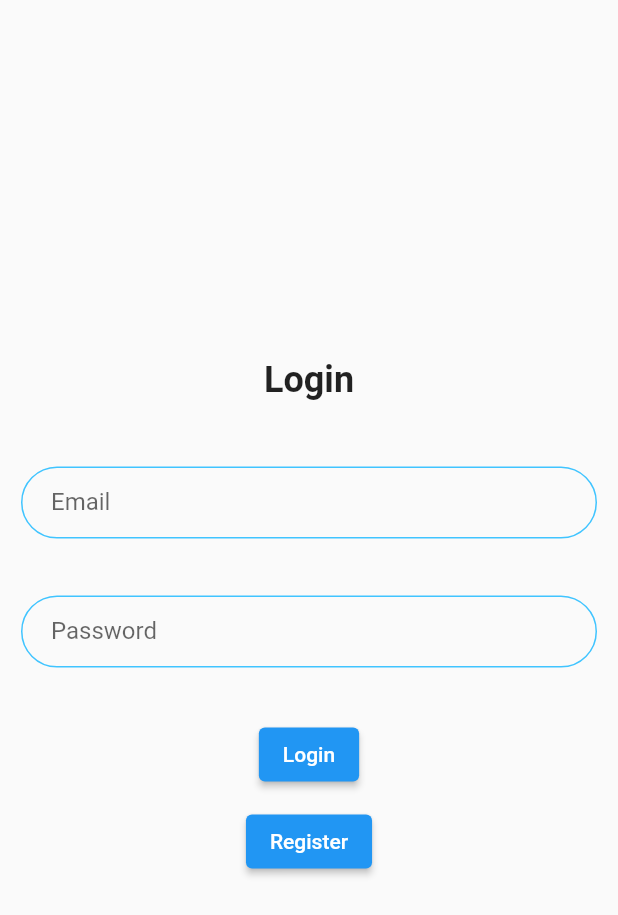
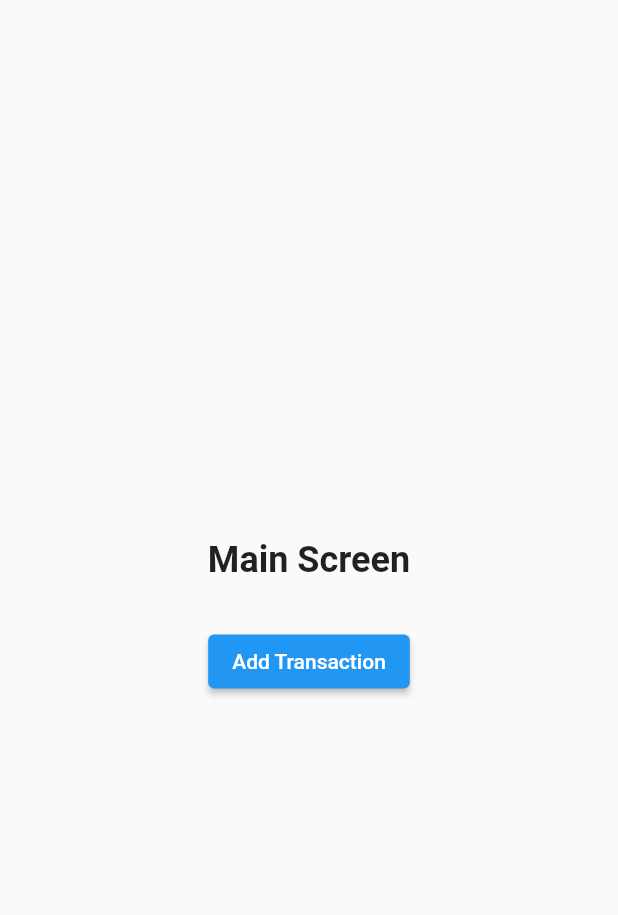
Before and after one commit to zyteo/lovely_money, a Flutter app: the screen it shows after launch, after a tap on "Login", on a phone screen of 412 x 824 dp. Shown: the top 915 px of the screen. Run offline on Flutter 3.47's test engine with Material 2 defaults, Android fonts, the phone set to English and light mode, and no system bars; our stand-ins replace cloud_firestore, firebase_auth, firebase_core, flutter_dotenv; accounts and stored records are empty.

Commit message:
set up login function

```diff
--- a/lib/main.dart
+++ b/lib/main.dart
@@ -1,8 +1,11 @@
 import 'package:firebase_core/firebase_core.dart';
 import 'package:flutter/material.dart';
+import 'package:lovely_money/models/login.dart';
 import 'package:lovely_money/screens/login_screen.dart';
+import 'package:lovely_money/screens/main_screen.dart';
 import 'package:lovely_money/screens/register_screen.dart';
 import 'package:flutter_dotenv/flutter_dotenv.dart';
+import 'package:provider/provider.dart';
 
 void main() async {
   await dotenv.load(fileName: "config.env");
@@ -25,19 +28,42 @@
 class LovelyMoney extends StatelessWidget {
   @override
   Widget build(BuildContext context) {
-    return MaterialApp(
+    // return material app with multi provider
+    return MultiProvider(
+      providers: [
+        ChangeNotifierProvider(
+          create: (context) => Login(),
+        ),
+      ],
+      child: MaterialApp(
         title: 'Lovely Money',
-      //theme default dark mode
         theme: ThemeData(
           primarySwatch: Colors.blue,
           visualDensity: VisualDensity.adaptivePlatformDensity,
         ),
-      home: LoginScreen(),
-      //route
+        initialRoute: LoginScreen.id,
         routes: {
           LoginScreen.id: (context) => LoginScreen(),
           RegisterScreen.id: (context) => RegisterScreen(),
+          MainScreen.id: (context) => MainScreen(),
         },
+      ),
     );
+
+    // return MaterialApp(
+    //   title: 'Lovely Money',
+    //   //theme default dark mode
+    //   theme: ThemeData(
+    //     primarySwatch: Colors.blue,
+    //     visualDensity: VisualDensity.adaptivePlatformDensity,
+    //   ),
+    //   home: LoginScreen(),
+    //   //route
+    //   routes: {
+    //     LoginScreen.id: (context) => LoginScreen(),
+    //     RegisterScreen.id: (context) => RegisterScreen(),
+    //     MainScreen.id: (context) => MainScreen(),
+    //   },
+    // );
   }
 }
--- a/lib/models/login.dart
+++ b/lib/models/login.dart
@@ -1,3 +1,4 @@
+import 'package:firebase_auth/firebase_auth.dart';
 import 'package:flutter/cupertino.dart';
 
 class Login extends ChangeNotifier {
@@ -24,8 +25,14 @@ class Login extends ChangeNotifier {
     notifyListeners();
   }
 
-  // login function
-  void login() {
-    print('login');
+  // login function that takes email and password and connect to firebase
+  Future login(email, password) async {
+    try {
+      //login and then print value of successful login
+      await FirebaseAuth.instance
+          .signInWithEmailAndPassword(email: email, password: password);
+    } catch (error) {
+      print(error);
+    }
   }
 }
--- a/lib/screens/login_screen.dart
+++ b/lib/screens/login_screen.dart
@@ -1,7 +1,9 @@
 import 'package:flutter/material.dart';
 import 'package:lovely_money/constants.dart';
 import 'package:lovely_money/models/login.dart';
+import 'package:lovely_money/screens/main_screen.dart';
 import 'package:lovely_money/screens/register_screen.dart';
+import 'package:provider/provider.dart';
 
 class LoginScreen extends StatefulWidget {
   static const String id = 'login_screen';
@@ -27,8 +29,8 @@ class _LoginScreenState extends State<LoginScreen> {
               child: TextFormField(
                 decoration: kInputDecoration('Email'),
                 onChanged: (value) {
-                  // do something with the email
-                  // use provider to update the email
+                  Provider.of<Login>(context, listen: false).email =
+                      value.toLowerCase();
                 },
               ),
             ),
@@ -39,15 +41,19 @@ class _LoginScreenState extends State<LoginScreen> {
                 obscureText: true,
                 decoration: kInputDecoration('Password'),
                 onChanged: (value) {
-                  // do something with the email
-                  // use provider to update the email
+                  Provider.of<Login>(context, listen: false).password = value;
                 },
               ),
             ),
             kSizedBoxMedium,
             ElevatedButton(
                 onPressed: () {
-                  print('object');
+                  Login()
+                      .login(Provider.of<Login>(context, listen: false).email,
+                          Provider.of<Login>(context, listen: false).password)
+                      .then((value) {
+                    Navigator.pushNamed(context, MainScreen.id);
+                  });
                 },
                 child: Text('Login')),
             kSizedBoxSmall,
--- /dev/null
+++ b/lib/screens/main_screen.dart
@@ -0,0 +1,31 @@
+import 'package:flutter/material.dart';
+import 'package:lovely_money/constants.dart';
+
+class MainScreen extends StatefulWidget {
+  static const String id = 'main_screen';
+
+  @override
+  State<MainScreen> createState() => _MainScreenState();
+}
+
+class _MainScreenState extends State<MainScreen> {
+  @override
+  Widget build(BuildContext context) {
+    return Scaffold(
+      body: Center(
+        child: Column(
+          mainAxisAlignment: MainAxisAlignment.center,
+          children: <Widget>[
+            Text('Main Screen', style: kTitleStyle),
+            kSizedBoxLarge,
+            ElevatedButton(
+                onPressed: () {
+                  // Navigator.pushNamed(context, AddTransactionScreen.id);
+                },
+                child: Text('Add Transaction')),
+          ],
+        ),
+      ),
+    );
+  }
+}
--- a/lib/screens/register_screen.dart
+++ b/lib/screens/register_screen.dart
@@ -119,6 +119,7 @@ class _RegisterScreenState extends State<RegisterScreen> {
                         //if successful, show a dialogue box with a message of "user created"
                         showDialogue(
                             context, 'User created successfully', 'OK');
+                        Navigator.pop(context);
                       }).catchError((error) {
                         //account for diferent error cases
                         if (error.code.toString() == 'invalid-email') {
```
Also changed, not shown: lib/constants.dart (+167 -0 lines), 1 other file. Lines whose indentation alone changed are shown as unchanged.
